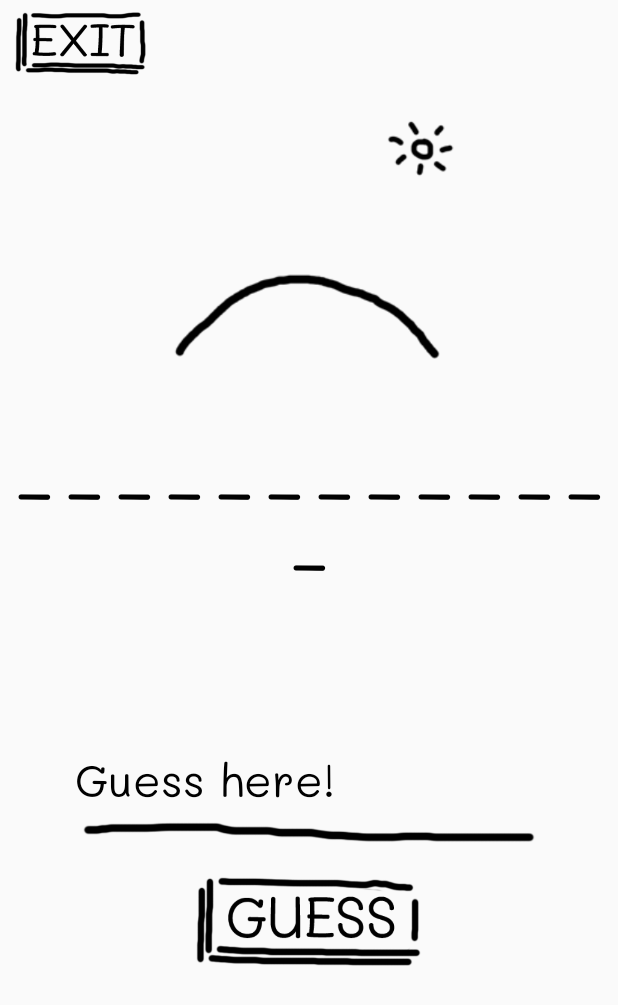
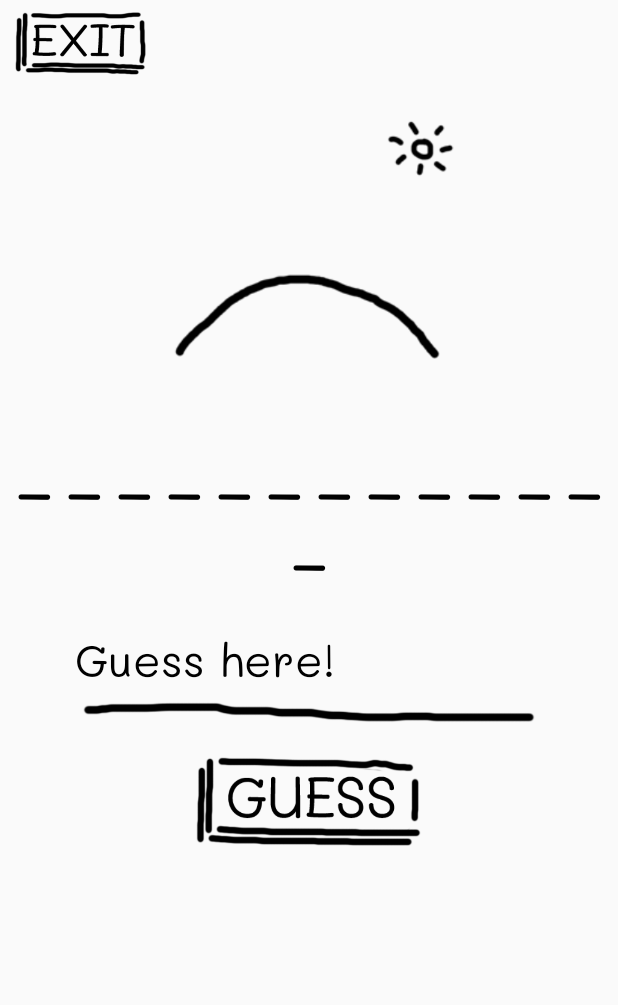
Before and after one commit to ChristianANoeddeboe/Hangman, an Android app: the screen it shows after launch (GameActivity), after a tap on an icon or button, on a phone screen of 412 x 824 dp. Shown: the top 1005 px of the screen. Run offline under Robolectric (Android 15) with nearby library versions, the phone set to English and light mode, and no system bars; pictures from the network do not load.

Commit message:
Updated stuff.

```diff
--- /dev/null
+++ b/app/src/main/java/com/example/hangman/HangmanGlideModule.java
@@ -0,0 +1,7 @@
+package com.example.hangman;
+
+import com.bumptech.glide.annotation.GlideModule;
+import com.bumptech.glide.module.AppGlideModule;
+
+@GlideModule
+public final class HangmanGlideModule extends AppGlideModule {}
--- a/app/src/main/java/com/example/hangman/MainActivity.java
+++ b/app/src/main/java/com/example/hangman/MainActivity.java
@@ -6,15 +6,23 @@
 import android.support.v7.app.AppCompatActivity;
 import android.view.View;
 import android.widget.ImageButton;
+import android.widget.ImageView;
+
+import com.example.hangman.game.GameActivity;
 
 public class MainActivity extends AppCompatActivity implements View.OnClickListener {
 
     ImageButton play, highscore, settings, about;
+    ImageView logo;
 
     @Override
     protected void onCreate(Bundle savedInstanceState) {
         super.onCreate(savedInstanceState);
         setContentView(R.layout.activity_main);
+
+        logo = findViewById(R.id.hangmanlogo);
+
+        GlideApp.with(this).load(R.drawable.logoanimated).into(logo);
 
         play = findViewById(R.id.playbtn);
         highscore = findViewById(R.id.highscorebtn);
--- a/app/src/main/res/layout/activity_game.xml
+++ b/app/src/main/res/layout/activity_game.xml
@@ -4,7 +4,7 @@
     xmlns:tools="http://schemas.android.com/tools"
     android:layout_width="match_parent"
     android:layout_height="match_parent"
-    tools:context=".GameActivity">
+    tools:context=".game.GameActivity">
 
     <LinearLayout
         android:layout_width="wrap_content"
@@ -20,7 +20,7 @@
         app:layout_constraintTop_toTopOf="parent">
 
         <TableRow
-            android:layout_width="wrap_content"
+            android:layout_width="match_parent"
             android:layout_height="wrap_content">
 
             <ImageButton
@@ -59,24 +59,6 @@
                 android:textColor="@android:color/black"
                 android:textSize="36sp"
                 app:fontFamily="@font/malisemibold" />
-        </TableRow>
-
-        <TableRow
-            android:layout_width="match_parent"
-            android:layout_height="wrap_content"
-            android:layout_marginLeft="34dp"
-            android:layout_marginRight="34dp">
-
-            <TextView
-                android:id="@+id/guessText"
-                android:layout_width="wrap_content"
-                android:layout_height="80dp"
-                android:background="@android:color/transparent"
-                android:ems="10"
-                android:inputType="textMultiLine"
-                android:textColor="@android:color/black"
-                android:textSize="31sp"
-                app:fontFamily="@font/maliregular" />
         </TableRow>
 
         <TableRow
@@ -127,5 +109,25 @@
                 android:layout_marginBottom="8dp"
                 android:background="@drawable/guessbtn" />
         </TableRow>
+
+        <TableRow
+            android:layout_width="match_parent"
+            android:layout_height="wrap_content"
+            android:layout_marginLeft="34dp"
+            android:layout_marginRight="34dp"
+            android:layout_marginBottom="15dp">
+
+            <TextView
+                android:id="@+id/guessText"
+                android:layout_width="wrap_content"
+                android:layout_height="80dp"
+                android:background="@android:color/transparent"
+                android:ems="10"
+                android:inputType="textMultiLine"
+                android:textColor="@android:color/black"
+                android:textSize="31sp"
+                app:fontFamily="@font/maliregular" />
+        </TableRow>
+
     </LinearLayout>
 </android.support.constraint.ConstraintLayout>
--- a/app/src/main/res/layout/activity_main.xml
+++ b/app/src/main/res/layout/activity_main.xml
@@ -90,7 +90,7 @@
     </LinearLayout>
 
     <ImageView
-        android:id="@+id/imageView3"
+        android:id="@+id/hangmanlogo"
         android:layout_width="0dp"
         android:layout_height="0dp"
         android:layout_margin="35dp"
```
Also changed, not shown: app/src/main/res/drawable-v24/LogoAnimated.gif (added).
